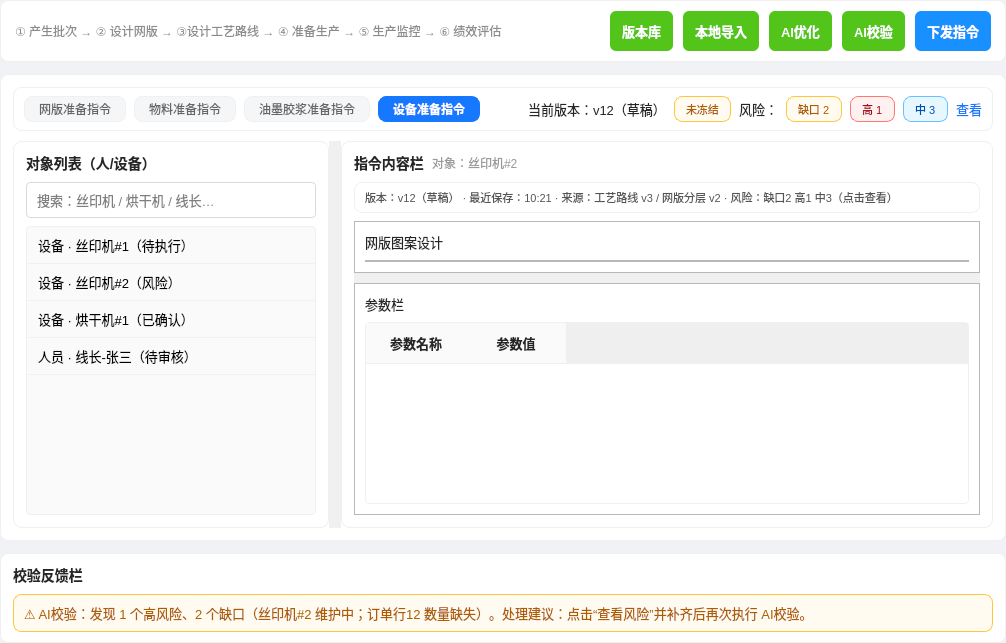
Before: the Qt Designer form forms/prep_page.ui in ByteKnight-X/LineControlRobot, drawn with Qt 5.
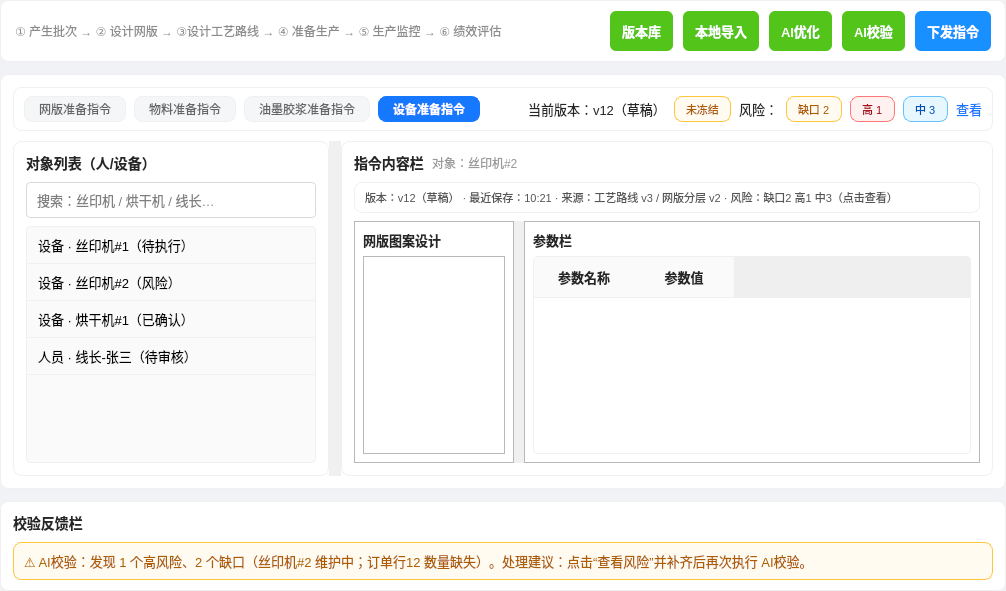
After: the same form once the commit is applied. The open tabs and pages were chosen to show the change.

```diff
--- a/forms/prep_page.ui
+++ b/forms/prep_page.ui
@@ -348,21 +348,37 @@
                             <property name="spacing"><number>8</number></property>
                             <item>
                               <widget class="QSplitter" name="meshInstructionSplitter">
-                                <property name="orientation"><enum>Qt::Vertical</enum></property>
+                                <property name="orientation"><enum>Qt::Horizontal</enum></property>
                                 <property name="childrenCollapsible"><bool>false</bool></property>
                                 <property name="handleWidth"><number>10</number></property>
                                 <widget class="QFrame" name="meshPreviewCard">
                                   <property name="frameShape"><enum>QFrame::StyledPanel</enum></property>
                                   <layout class="QVBoxLayout" name="meshPreviewLayout">
-                                    <property name="leftMargin"><number>10</number></property>
-                                    <property name="topMargin"><number>10</number></property>
-                                    <property name="rightMargin"><number>10</number></property>
-                                    <property name="bottomMargin"><number>10</number></property>
-                                    <property name="spacing"><number>8</number></property>
-                                    <item><widget class="QLabel" name="lblMeshPreviewTitle"><property name="text"><string>网版图案设计</string></property></widget></item>
+                                    <property name="leftMargin"><number>8</number></property>
+                                    <property name="topMargin"><number>8</number></property>
+                                    <property name="rightMargin"><number>8</number></property>
+                                    <property name="bottomMargin"><number>8</number></property>
+                                    <property name="spacing"><number>6</number></property>
                                     <item>
+                                      <widget class="QLabel" name="lblMeshPreviewTitle">
+                                        <property name="text"><string>网版图案设计</string></property>
+                                        <property name="alignment">
+                                          <set>Qt::AlignLeft|Qt::AlignTop</set>
+                                        </property>
+                                        <property name="styleSheet">
+                                          <string>font-weight:600; color:#262626;</string>
+                                        </property>
+                                      </widget>
+                                    </item>
+                                    <item stretch="1">
                                       <widget class="QFrame" name="meshPreviewHost">
                                         <property name="frameShape"><enum>QFrame::StyledPanel</enum></property>
+                                        <property name="sizePolicy">
+                                          <sizepolicy hsizetype="Expanding" vsizetype="Expanding">
+                                            <horstretch>0</horstretch>
+                                            <verstretch>0</verstretch>
+                                          </sizepolicy>
+                                        </property>
                                         <layout class="QVBoxLayout" name="meshPreviewHostLayout">
                                           <property name="leftMargin"><number>0</number></property>
                                           <property name="topMargin"><number>0</number></property>
@@ -376,14 +392,30 @@
                                 <widget class="QFrame" name="meshParamCard">
                                   <property name="frameShape"><enum>QFrame::StyledPanel</enum></property>
                                   <layout class="QVBoxLayout" name="meshParamLayout">
-                                    <property name="leftMargin"><number>10</number></property>
-                                    <property name="topMargin"><number>10</number></property>
-                                    <property name="rightMargin"><number>10</number></property>
-                                    <property name="bottomMargin"><number>10</number></property>
-                                    <property name="spacing"><number>8</number></property>
-                                    <item><widget class="QLabel" name="lblMeshParamTitle"><property name="text"><string>参数栏</string></property></widget></item>
+                                    <property name="leftMargin"><number>8</number></property>
+                                    <property name="topMargin"><number>8</number></property>
+                                    <property name="rightMargin"><number>8</number></property>
+                                    <property name="bottomMargin"><number>8</number></property>
+                                    <property name="spacing"><number>6</number></property>
                                     <item>
+                                      <widget class="QLabel" name="lblMeshParamTitle">
+                                        <property name="text"><string>参数栏</string></property>
+                                        <property name="alignment">
+                                          <set>Qt::AlignLeft|Qt::AlignTop</set>
+                                        </property>
+                                        <property name="styleSheet">
+                                          <string>font-weight:600; color:#262626;</string>
+                                        </property>
+                                      </widget>
+                                    </item>
+                                    <item stretch="1">
                                       <widget class="QTableWidget" name="tableMeshParams">
+                                        <property name="sizePolicy">
+                                          <sizepolicy hsizetype="Expanding" vsizetype="Expanding">
+                                            <horstretch>0</horstretch>
+                                            <verstretch>0</verstretch>
+                                          </sizepolicy>
+                                        </property>
                                         <property name="columnCount"><number>2</number></property>
                                         <column>
                                           <property name="text"><string>参数名称</string></property>
```
